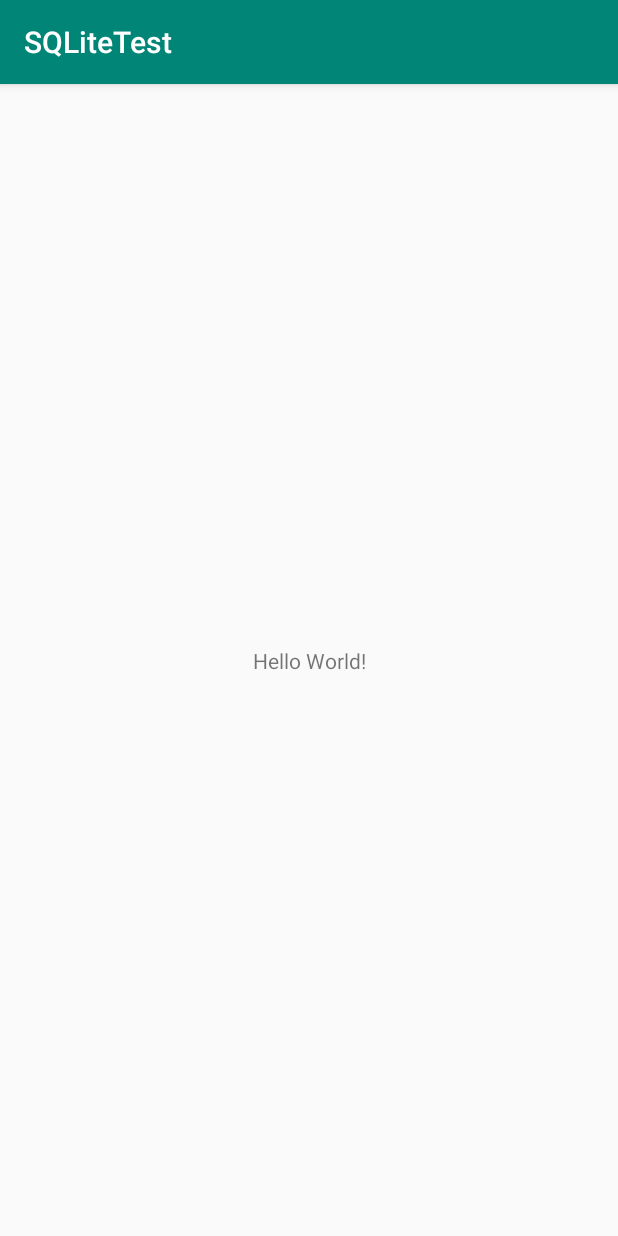
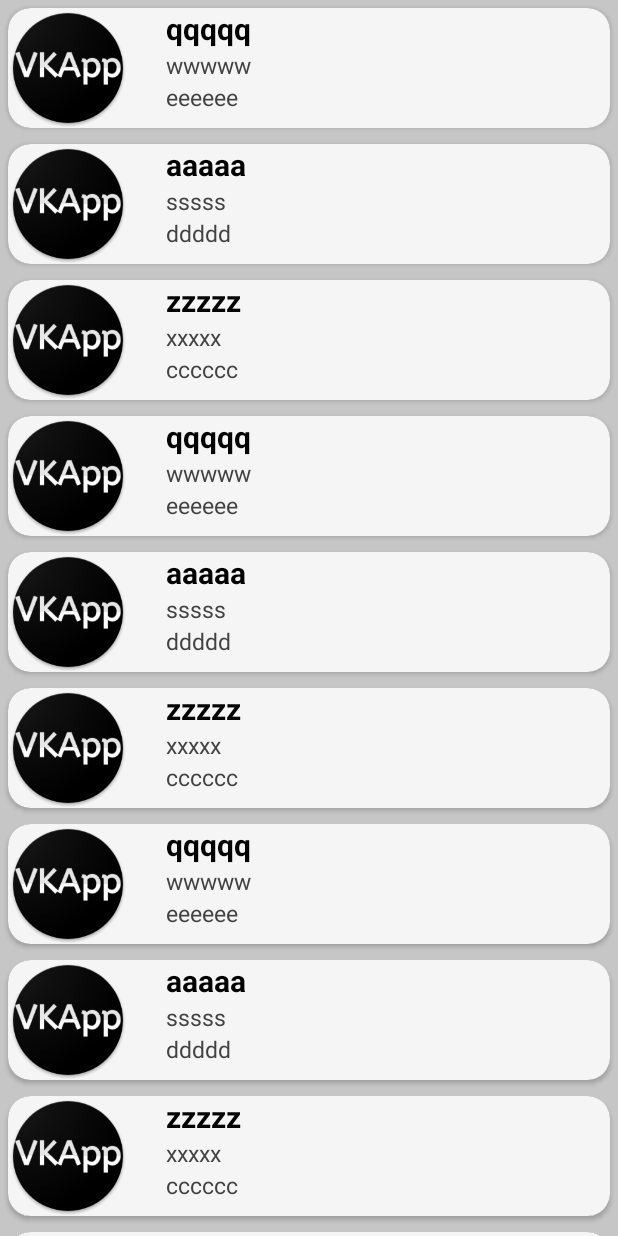
Before and after one commit to mixonko/SQLiteTest, an Android app: the screen it shows after launch (MainActivity), on a phone screen of 412 x 824 dp. Run offline under Robolectric (Android 15) with nearby library versions, the phone set to English and light mode, and no system bars.

Commit message:
RecyclerView

```diff
--- a/app/build.gradle
+++ b/app/build.gradle
@@ -25,4 +25,6 @@ dependencies {
     testImplementation 'junit:junit:4.12'
     androidTestImplementation 'com.android.support.test:runner:1.0.2'
     androidTestImplementation 'com.android.support.test.espresso:espresso-core:3.0.2'
+    implementation 'com.android.support:recyclerview-v7:28.0.0'
+    implementation 'com.android.support:cardview-v7:25.0.0'
 }
--- a/app/src/main/AndroidManifest.xml
+++ b/app/src/main/AndroidManifest.xml
@@ -8,7 +8,7 @@
         android:label="@string/app_name"
         android:roundIcon="@mipmap/ic_launcher_round"
         android:supportsRtl="true"
-        android:theme="@style/AppTheme">
+        android:theme="@style/Theme.AppCompat.NoActionBar">
         <activity android:name=".MainActivity">
             <intent-filter>
                 <action android:name="android.intent.action.MAIN" />
--- /dev/null
+++ b/app/src/main/java/com/myapp/test/sqlitetest/ExampleAdapter.java
@@ -0,0 +1,62 @@
+package com.myapp.test.sqlitetest;
+
+import android.support.annotation.NonNull;
+import android.support.v7.widget.RecyclerView;
+import android.view.LayoutInflater;
+import android.view.View;
+import android.view.ViewGroup;
+import android.widget.ImageView;
+import android.widget.TextView;
+
+import java.util.ArrayList;
+
+public class ExampleAdapter extends RecyclerView.Adapter<ExampleAdapter.ExampleViewHolder> {
+
+    private ArrayList<ExampleItem> exampleItems;
+
+    public ExampleAdapter(ArrayList<ExampleItem> exampleItems) {
+        this.exampleItems = exampleItems;
+    }
+
+
+    public static class ExampleViewHolder extends RecyclerView.ViewHolder {
+        public ImageView imageView;
+        public TextView textView1;
+        public TextView textView2;
+        public TextView textView3;
+
+        public ExampleViewHolder(@NonNull View itemView) {
+            super(itemView);
+            imageView = itemView.findViewById(R.id.image);
+            textView1 = itemView.findViewById(R.id.text1);
+            textView2 = itemView.findViewById(R.id.text2);
+            textView3 = itemView.findViewById(R.id.text3);
+        }
+    }
+
+
+    @NonNull
+    @Override
+    public ExampleViewHolder onCreateViewHolder(@NonNull ViewGroup viewGroup, int i) {
+        View v = LayoutInflater.from(viewGroup.getContext()).inflate(R.layout.example_item, viewGroup, false);
+        ExampleViewHolder exampleViewHolder = new ExampleViewHolder(v);
+        return exampleViewHolder;
+    }
+
+    @Override
+    public void onBindViewHolder(@NonNull ExampleViewHolder exampleViewHolder, int i) {
+        ExampleItem currentItem = exampleItems.get(i);
+
+        exampleViewHolder.imageView.setImageResource(currentItem.getImageResource());
+        exampleViewHolder.textView1.setText(currentItem.getText1());
+        exampleViewHolder.textView2.setText(currentItem.getText2());
+        exampleViewHolder.textView3.setText(currentItem.getText3());
+    }
+
+    @Override
+    public int getItemCount() {
+        return exampleItems.size();
+    }
+
+
+}
--- /dev/null
+++ b/app/src/main/java/com/myapp/test/sqlitetest/ExampleItem.java
@@ -0,0 +1,31 @@
+package com.myapp.test.sqlitetest;
+
+public class ExampleItem {
+    private int imageResource;
+    private String text1;
+    private String text2;
+    private String text3;
+
+    public ExampleItem(int imageResource, String text1, String text2, String text3) {
+        this.imageResource = imageResource;
+        this.text1 = text1;
+        this.text2 = text2;
+        this.text3 = text3;
+    }
+
+    public int getImageResource() {
+        return imageResource;
+    }
+
+    public String getText1() {
+        return text1;
+    }
+
+    public String getText2() {
+        return text2;
+    }
+
+    public String getText3() {
+        return text3;
+    }
+}
--- a/app/src/main/java/com/myapp/test/sqlitetest/MainActivity.java
+++ b/app/src/main/java/com/myapp/test/sqlitetest/MainActivity.java
@@ -2,12 +2,54 @@ package com.myapp.test.sqlitetest;
 
 import android.support.v7.app.AppCompatActivity;
 import android.os.Bundle;
+import android.support.v7.widget.LinearLayoutManager;
+import android.support.v7.widget.RecyclerView;
+
+import java.util.ArrayList;
 
 public class MainActivity extends AppCompatActivity {
+    private RecyclerView recyclerView;
+    private RecyclerView.Adapter adapter;
+    private RecyclerView.LayoutManager layoutManager;
 
     @Override
     protected void onCreate(Bundle savedInstanceState) {
         super.onCreate(savedInstanceState);
         setContentView(R.layout.activity_main);
+
+        ArrayList<ExampleItem> exampleItems = new ArrayList<>();
+        exampleItems.add(new ExampleItem(R.drawable.vkapp, "qqqqq", "wwwww", "eeeeee"));
+        exampleItems.add(new ExampleItem(R.drawable.vkapp, "aaaaa", "sssss", "ddddd"));
+        exampleItems.add(new ExampleItem(R.drawable.vkapp, "zzzzz", "xxxxx", "cccccc"));
+        exampleItems.add(new ExampleItem(R.drawable.vkapp, "qqqqq", "wwwww", "eeeeee"));
+        exampleItems.add(new ExampleItem(R.drawable.vkapp, "aaaaa", "sssss", "ddddd"));
+        exampleItems.add(new ExampleItem(R.drawable.vkapp, "zzzzz", "xxxxx", "cccccc"));
+        exampleItems.add(new ExampleItem(R.drawable.vkapp, "qqqqq", "wwwww", "eeeeee"));
+        exampleItems.add(new ExampleItem(R.drawable.vkapp, "aaaaa", "sssss", "ddddd"));
+        exampleItems.add(new ExampleItem(R.drawable.vkapp, "zzzzz", "xxxxx", "cccccc"));
+        exampleItems.add(new ExampleItem(R.drawable.vkapp, "qqqqq", "wwwww", "eeeeee"));
+        exampleItems.add(new ExampleItem(R.drawable.vkapp, "aaaaa", "sssss", "ddddd"));
+        exampleItems.add(new ExampleItem(R.drawable.vkapp, "zzzzz", "xxxxx", "cccccc"));
+        exampleItems.add(new ExampleItem(R.drawable.vkapp, "qqqqq", "wwwww", "eeeeee"));
+        exampleItems.add(new ExampleItem(R.drawable.vkapp, "aaaaa", "sssss", "ddddd"));
+        exampleItems.add(new ExampleItem(R.drawable.vkapp, "zzzzz", "xxxxx", "cccccc"));
+        exampleItems.add(new ExampleItem(R.drawable.vkapp, "qqqqq", "wwwww", "eeeeee"));
+        exampleItems.add(new ExampleItem(R.drawable.vkapp, "aaaaa", "sssss", "ddddd"));
+        exampleItems.add(new ExampleItem(R.drawable.vkapp, "zzzzz", "xxxxx", "cccccc"));
+        exampleItems.add(new ExampleItem(R.drawable.vkapp, "qqqqq", "wwwww", "eeeeee"));
+        exampleItems.add(new ExampleItem(R.drawable.vkapp, "aaaaa", "sssss", "ddddd"));
+        exampleItems.add(new ExampleItem(R.drawable.vkapp, "zzzzz", "xxxxx", "cccccc"));
+        exampleItems.add(new ExampleItem(R.drawable.vkapp, "qqqqq", "wwwww", "eeeeee"));
+        exampleItems.add(new ExampleItem(R.drawable.vkapp, "aaaaa", "sssss", "ddddd"));
+        exampleItems.add(new ExampleItem(R.drawable.vkapp, "zzzzz", "xxxxx", "cccccc"));
+
+        recyclerView = findViewById(R.id.recyclerView);
+
+        layoutManager = new LinearLayoutManager(this);
+        adapter = new ExampleAdapter(exampleItems);
+
+        recyclerView.setLayoutManager(layoutManager);
+        recyclerView.setAdapter(adapter);
+
     }
 }
--- a/app/src/main/res/layout/activity_main.xml
+++ b/app/src/main/res/layout/activity_main.xml
@@ -1,18 +1,14 @@
 <?xml version="1.0" encoding="utf-8"?>
-<android.support.constraint.ConstraintLayout xmlns:android="http://schemas.android.com/apk/res/android"
-    xmlns:app="http://schemas.android.com/apk/res-auto"
-    xmlns:tools="http://schemas.android.com/tools"
+<LinearLayout xmlns:android="http://schemas.android.com/apk/res/android"
     android:layout_width="match_parent"
     android:layout_height="match_parent"
-    tools:context=".MainActivity">
+    android:orientation="vertical"
+    android:background="#c6c6c6"  >
 
-    <TextView
-        android:layout_width="wrap_content"
-        android:layout_height="wrap_content"
-        android:text="Hello World!"
-        app:layout_constraintBottom_toBottomOf="parent"
-        app:layout_constraintLeft_toLeftOf="parent"
-        app:layout_constraintRight_toRightOf="parent"
-        app:layout_constraintTop_toTopOf="parent" />
 
-</android.support.constraint.ConstraintLayout>
+    <android.support.v7.widget.RecyclerView
+        android:id="@+id/recyclerView"
+        android:layout_width="match_parent"
+        android:layout_height="match_parent"/>
+
+</LinearLayout>
--- /dev/null
+++ b/app/src/main/res/layout/example_item.xml
@@ -0,0 +1,58 @@
+<?xml version="1.0" encoding="utf-8"?>
+<android.support.v7.widget.CardView xmlns:android="http://schemas.android.com/apk/res/android"
+    xmlns:app="http://schemas.android.com/apk/res-auto"
+    android:layout_width="match_parent"
+    android:layout_height="wrap_content"
+    android:layout_margin="5dp"
+    app:cardCornerRadius="15dp">
+
+    <RelativeLayout
+        android:layout_width="match_parent"
+        android:layout_height="match_parent"
+        android:background="#f5f5f5">
+
+        <ImageView
+            android:id="@+id/image"
+            android:layout_width="80dp"
+            android:layout_height="80dp" />
+
+        <TextView
+            android:id="@+id/text1"
+            android:layout_width="wrap_content"
+            android:layout_height="wrap_content"
+            android:layout_alignParentTop="true"
+            android:layout_marginStart="25dp"
+            android:layout_marginTop="0dp"
+            android:layout_toEndOf="@+id/image"
+            android:text="Line 1"
+            android:textColor="@android:color/black"
+            android:textSize="20sp"
+            android:textStyle="bold" />
+
+        <TextView
+            android:id="@+id/text2"
+            android:layout_width="wrap_content"
+            android:layout_height="wrap_content"
+            android:layout_below="@+id/text1"
+            android:layout_marginStart="25dp"
+            android:layout_toEndOf="@+id/image"
+            android:text="Марка: "
+            android:textColor="#434242"
+            android:textSize="15sp" />
+
+
+        <TextView
+            android:id="@+id/text3"
+            android:layout_width="wrap_content"
+            android:layout_height="wrap_content"
+            android:layout_below="@+id/text2"
+            android:layout_marginStart="25dp"
+            android:layout_toEndOf="@+id/image"
+            android:text="Производитель: "
+            android:textColor="#434242"
+            android:textSize="15sp" />
+
+
+    </RelativeLayout>
+
+</android.support.v7.widget.CardView>
```
Also changed, not shown: app/src/main/res/drawable/vkapp.png (added).
